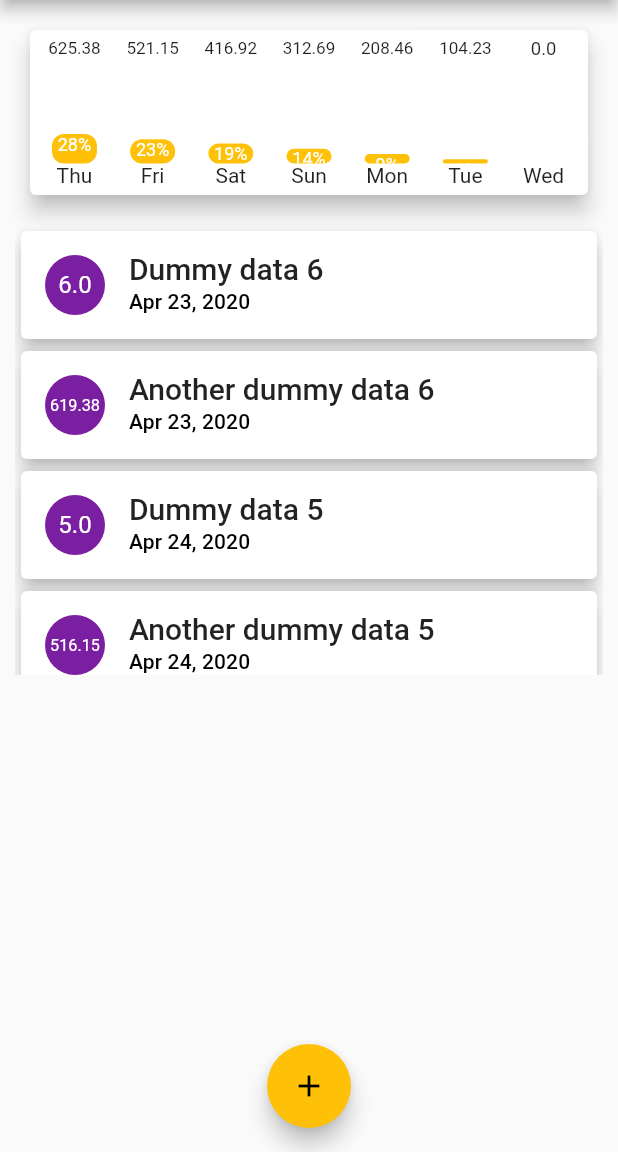
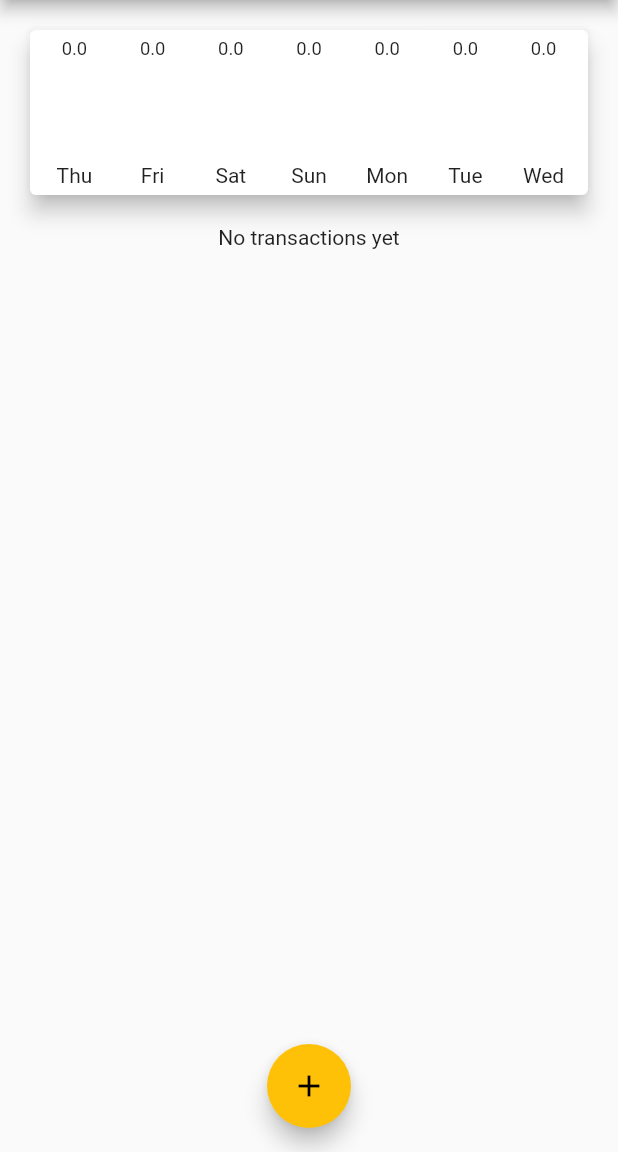
Before and after one commit to syntaxerror00100/mobile_flutter_expense_tracker, a Flutter app: the screen it shows after launch, on a phone screen of 412 x 824 dp, the part 84-1236 px from its top. Run offline on Flutter 3.47's test engine with Material 2 defaults, Android fonts, the phone set to English and light mode, and no system bars; drawn by our look-alikes of flutter_animation_progress_bar.

Commit message:
fixed bug in list when empty

```diff
--- a/lib/Components/Chart1.dart
+++ b/lib/Components/Chart1.dart
@@ -23,7 +23,8 @@ class Chart1 extends StatelessWidget {
 
       trans.forEach((i) => totalAmount += i.amount);
 
-      final double average = (totalAmount / overallTotal) * 100;
+      final double average =
+          overallTotal > 0 ? (totalAmount / overallTotal) * 100 : 0;
       // print(DateFormat.E().format(weekday));
       // print(totalAmount);
 
@@ -44,6 +45,7 @@ class Chart1 extends StatelessWidget {
 
   @override
   Widget build(BuildContext context) {
+    print('================================');
     print(_getGroupedTransactionValues[0]["day"]);
 
     return Container(
--- a/lib/Components/TransactinList.dart
+++ b/lib/Components/TransactinList.dart
@@ -7,9 +7,10 @@ class TransactionList extends StatelessWidget {
   final List<TransactionModel> transactions;
 
   TransactionList(this.transactions) {
-    transactions.sort((a, b) {
-      return a.date.compareTo(b.date);
-    });
+    // if (transactions.length > 0)
+    //   transactions.sort((a, b) {
+    //     return a.date.compareTo(b.date);
+    //   });
   }
 
   @override
@@ -17,7 +18,8 @@ class TransactionList extends StatelessWidget {
     return Container(
       height: 300,
       padding: EdgeInsets.only(left: 10, right: 10),
-      child: ListView.builder(
+      child: transactions.length > 0
+          ? ListView.builder(
               itemCount: transactions.length,
               itemBuilder: (ctx, index) {
                 final item = transactions[index];
@@ -37,7 +39,8 @@ class TransactionList extends StatelessWidget {
                         ),
                         subtitle: Text(DateFormat.yMMMd().format(item.date),
                             style: Theme.of(context).textTheme.subtitle)));
-          }),
+              })
+          : Text("No transactions yet"),
     );
   }
 }
--- a/lib/main.dart
+++ b/lib/main.dart
@@ -42,20 +42,20 @@ class MyApp extends StatefulWidget {
 class _MyAppState extends State<MyApp> {
   _MyAppState() {
     //INITIALIZE DUMMY DATA
-    for (int i = 0; i < 7; i++) {
-      final date = new DateTime.now().subtract(Duration(days: i));
-      _transactions.add(new TransactionModel(
-          id: i.toString(),
-          title: 'Dummy data $i',
-          amount: double.parse(i.toString()),
-          date: date));
+    // for (int i = 0; i < 7; i++) {
+    //   final date = new DateTime.now().subtract(Duration(days: i));
+    //   _transactions.add(new TransactionModel(
+    //       id: i.toString(),
+    //       title: 'Dummy data $i',
+    //       amount: double.parse(i.toString()),
+    //       date: date));
 
-      _transactions.add(new TransactionModel(
-          id: i.toString(),
-          title: 'Another dummy data $i',
-          amount: double.parse((i * 103.23).toString()),
-          date: date));
-    }
+    //   _transactions.add(new TransactionModel(
+    //       id: i.toString(),
+    //       title: 'Another dummy data $i',
+    //       amount: double.parse((i * 103.23).toString()),
+    //       date: date));
+    // }
   }
 
   final List<TransactionModel> _transactions = [];
@@ -103,13 +103,7 @@ class _MyAppState extends State<MyApp> {
         children: <Widget>[
           Column(mainAxisAlignment: MainAxisAlignment.start, children: <Widget>[
             new Chart1(recentTransactions),
-            _transactions.length > 0
-                ? new TransactionList(this._transactions)
-                : Card(
-                    elevation: 5,
-                    child: Container(
-                        margin: EdgeInsets.all(10),
-                        child: Text("No transactions yet")))
+            TransactionList(this._transactions)
           ]),
         ],
       ),
```
Lines whose indentation alone changed are shown as unchanged.
